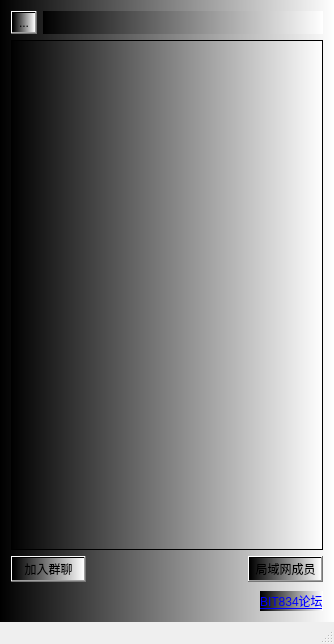
Old version of the form mainwindow.ui in the repository unsky/cortfly.
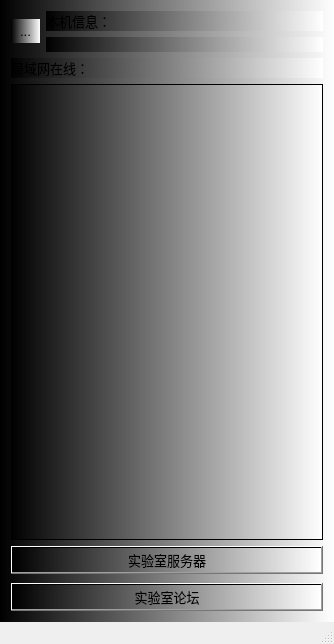
New version of the form. Icons and pictures are not drawn.

```diff
--- a/mainwindow.ui
+++ b/mainwindow.ui
@@ -2,6 +2,9 @@
 <ui version="4.0">
  <class>MainWindow</class>
  <widget class="QMainWindow" name="MainWindow">
+  <property name="windowModality">
+   <enum>Qt::WindowModal</enum>
+  </property>
   <property name="geometry">
    <rect>
     <x>0</x>
@@ -10,19 +13,34 @@
     <height>644</height>
    </rect>
   </property>
+  <property name="baseSize">
+   <size>
+    <width>0</width>
+    <height>0</height>
+   </size>
+  </property>
+  <property name="font">
+   <font>
+    <pointsize>10</pointsize>
+   </font>
+  </property>
   <property name="windowTitle">
-   <string>cortfly-小飞</string>
+   <string>cortfly</string>
   </property>
   <property name="windowIcon">
-   <iconset resource="faces001/images.qrc">
-    <normaloff>:/image/20071126092635267.png</normaloff>:/image/20071126092635267.png</iconset>
+   <iconset resource="images/image.qrc">
+    <normaloff>:/main.png</normaloff>:/main.png</iconset>
+  </property>
+  <property name="styleSheet">
+   <string notr="true">border-image: url(:/skin3.png);
+</string>
   </property>
   <widget class="QWidget" name="centralWidget">
    <property name="styleSheet">
     <string notr="true">background-image: url(:/image/1.png);
 background-color: qlineargradient(spread:pad, x1:0, y1:0, x2:1, y2:0, stop:0 rgba(0, 0, 0, 255), stop:1 rgba(255, 255, 255, 255));</string>
    </property>
-   <layout class="QVBoxLayout" name="verticalLayout_3">
+   <layout class="QVBoxLayout" name="verticalLayout_4">
     <item>
      <layout class="QHBoxLayout" name="horizontalLayout_3">
       <item>
@@ -31,8 +49,8 @@
          <string>...</string>
         </property>
         <property name="icon">
-         <iconset resource="faces001/images.qrc">
-          <normaloff>:/image/20071126092635745.png</normaloff>:/image/20071126092635745.png</iconset>
+         <iconset resource="images/image.qrc">
+          <normaloff>:/my.JPG</normaloff>:/my.JPG</iconset>
         </property>
         <property name="iconSize">
          <size>
@@ -40,6 +58,26 @@
           <height>76</height>
          </size>
         </property>
+        <property name="autoRaise">
+         <bool>true</bool>
+        </property>
+       </widget>
+      </item>
+      <item>
+       <layout class="QVBoxLayout" name="verticalLayout_3">
+        <item>
+         <widget class="QLabel" name="label_3">
+          <property name="font">
+           <font>
+            <pointsize>10</pointsize>
+           </font>
+          </property>
+          <property name="styleSheet">
+           <string notr="true">border-image: url(:/background1.png);</string>
+          </property>
+          <property name="text">
+           <string>本机信息：</string>
+          </property>
        </widget>
       </item>
       <item>
@@ -51,8 +89,29 @@
       </item>
      </layout>
     </item>
+     </layout>
+    </item>
     <item>
      <layout class="QVBoxLayout" name="verticalLayout_2">
+      <item>
+       <widget class="QLabel" name="label_2">
+        <property name="font">
+         <font>
+          <family>微软雅黑 Light</family>
+          <pointsize>10</pointsize>
+          <weight>50</weight>
+          <italic>false</italic>
+          <bold>false</bold>
+         </font>
+        </property>
+        <property name="styleSheet">
+         <string notr="true">border-image: url(:/background1.png);</string>
+        </property>
+        <property name="text">
+         <string>局域网在线：</string>
+        </property>
+       </widget>
+      </item>
       <item>
        <widget class="QListWidget" name="listUsers">
         <property name="sizePolicy">
@@ -67,6 +126,9 @@
           <height>200</height>
          </size>
         </property>
+        <property name="styleSheet">
+         <string notr="true"/>
+        </property>
         <property name="frameShadow">
          <enum>QFrame::Plain</enum>
         </property>
@@ -75,35 +137,22 @@
       <item>
        <layout class="QVBoxLayout" name="verticalLayout">
         <item>
-         <layout class="QHBoxLayout" name="horizontalLayout">
-          <item>
-           <widget class="QPushButton" name="joinroomButton">
-            <property name="text">
-             <string>加入群聊</string>
-            </property>
-           </widget>
+         <layout class="QHBoxLayout" name="horizontalLayout"/>
           </item>
           <item>
-           <spacer name="horizontalSpacer">
-            <property name="orientation">
-             <enum>Qt::Horizontal</enum>
-            </property>
-            <property name="sizeHint" stdset="0">
-             <size>
-              <width>40</width>
-              <height>20</height>
-             </size>
-            </property>
-           </spacer>
-          </item>
-          <item>
-           <widget class="QPushButton" name="pushButton_2">
+         <widget class="QPushButton" name="pushButton_3">
+          <property name="font">
+           <font>
+            <pointsize>10</pointsize>
+           </font>
+          </property>
+          <property name="toolTip">
+           <string>连接服务器</string>
+          </property>
             <property name="text">
-             <string>局域网成员</string>
-            </property>
-           </widget>
-          </item>
-         </layout>
+           <string>实验室服务器</string>
+          </property>
+         </widget>
         </item>
         <item>
          <spacer name="verticalSpacer">
@@ -122,31 +171,25 @@
          </spacer>
         </item>
         <item>
-         <layout class="QHBoxLayout" name="horizontalLayout_2">
-          <item>
-           <spacer name="horizontalSpacer_2">
-            <property name="orientation">
-             <enum>Qt::Horizontal</enum>
-            </property>
-            <property name="sizeHint" stdset="0">
-             <size>
-              <width>118</width>
-              <height>20</height>
-             </size>
-            </property>
-           </spacer>
-          </item>
-          <item>
-           <widget class="QLabel" name="label">
+         <widget class="QPushButton" name="pushButton">
+          <property name="font">
+           <font>
+            <pointsize>10</pointsize>
+           </font>
+          </property>
+          <property name="toolTip">
+           <string>连接实验室论坛</string>
+          </property>
+          <property name="styleSheet">
+           <string notr="true">border-image: url(:/background1.png);</string>
+          </property>
             <property name="text">
-             <string>&lt;html&gt;&lt;head/&gt;&lt;body&gt;&lt;p&gt;&lt;a href=&quot;http://10.108.14.139/bit834/&quot;&gt;&lt;span style=&quot; text-decoration: underline; color:#0000ff;&quot;&gt;BIT834论坛&lt;/span&gt;&lt;/a&gt;&lt;/p&gt;&lt;/body&gt;&lt;/html&gt;</string>
-            </property>
-            <property name="openExternalLinks">
-             <bool>true</bool>
+           <string>实验室论坛</string>
             </property>
            </widget>
           </item>
-         </layout>
+        <item>
+         <layout class="QHBoxLayout" name="horizontalLayout_2"/>
         </item>
        </layout>
       </item>
```
Left out of the diff: 2 changed lines with no effect on the pictures. Lines whose indentation alone changed are shown as unchanged.
